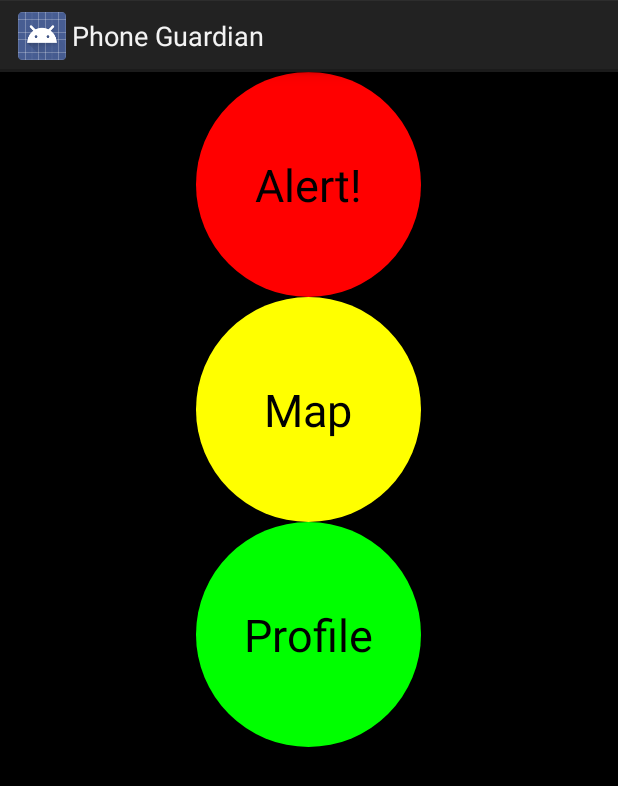
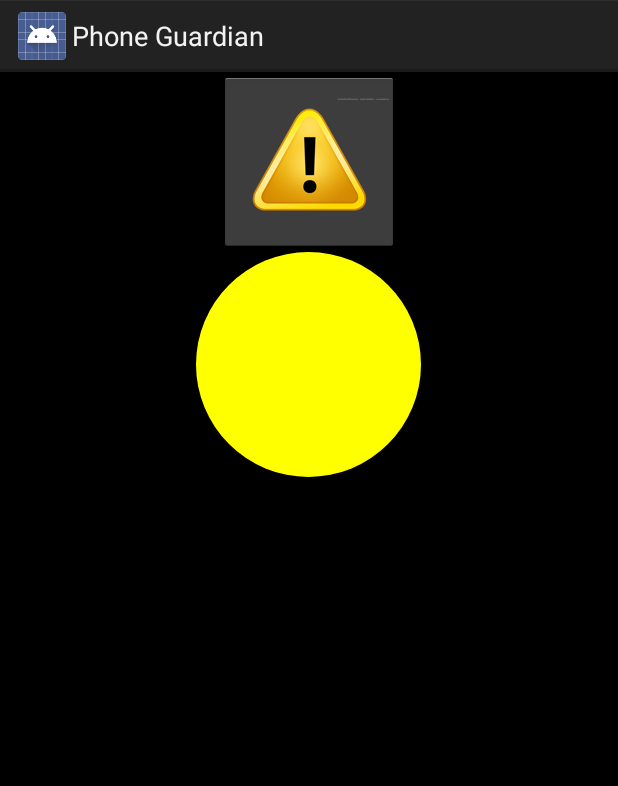
Before and after one commit to PhoneGuardian/CitizenApp, an Android app: the layout alert_activity.xml on its own in the app's theme, with its tools: preview values and no code run, on a phone screen of 412 x 824 dp. Shown: the top 786 px of the screen. Run offline under Robolectric (Android 15) with nearby library versions, the phone set to English and light mode, and no system bars.

Commit message:
ProfileAct deleted (includin xml file)

```diff
--- a/app/src/main/AndroidManifest.xml
+++ b/app/src/main/AndroidManifest.xml
@@ -67,10 +67,6 @@
             android:theme="@android:style/Theme.Black" >
         </activity>
 
-        <activity
-            android:name="edu.elfak.mosis.phoneguardian.ProfileActivity"
-            android:theme="@android:style/Theme.Black" >
-        </activity>
 
         <activity
             android:name="edu.elfak.mosis.phoneguardian.AddLocationActivity"
--- a/app/src/main/res/layout/alert_activity.xml
+++ b/app/src/main/res/layout/alert_activity.xml
@@ -3,20 +3,18 @@
     android:layout_width="match_parent"
     android:layout_height="match_parent"
     android:orientation="vertical"
-    android:background="@color/black" >
+    android:background="@color/black"
+    >
 
-    <Button
+    <ImageButton
         android:id="@+id/btn_alert"
-        android:layout_width="wrap_content"
-        android:layout_height="wrap_content"
-        android:text="@string/alert"
         android:layout_gravity="center"
-        android:textSize="30sp"
-        android:textColor="@color/black"
-        android:background="@drawable/redbutton"
+        android:layout_width="120dp"
+        android:layout_height="120dp"
+        android:src="@drawable/test"
          />
 
-    <Button
+    <ImageButton
 	        android:id="@+id/btn_map"
 	        android:layout_width="wrap_content"
 	        android:layout_height="wrap_content"
@@ -26,14 +24,6 @@
 	        android:textColor="@color/black"
 	        android:background="@drawable/yellowbutton"/>
 
-    <Button
-	        android:id="@+id/btn_profile"
-	        android:layout_width="wrap_content"
-	        android:layout_height="wrap_content"
-	        android:text="@string/profile"
-	        android:layout_gravity="center"
-	        android:textSize="30sp"
-	        android:textColor="@color/black"
-	        android:background="@drawable/greenbutton"/>
+
 
 </LinearLayout>
```
Also changed, not shown: app/src/main/java/edu/elfak/mosis/phoneguardian/ProfileActivity.java (deleted, +0 -115 lines), app/src/main/res/layout/profile_activity.xml (deleted, +0 -94 lines), app/src/main/res/drawable-hdpi/test.png (added).
